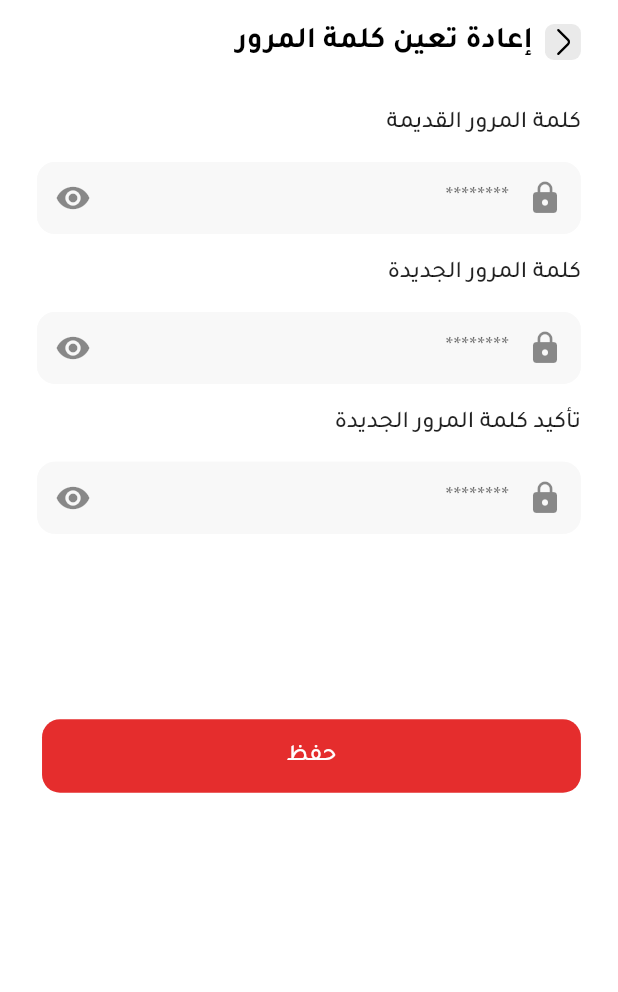
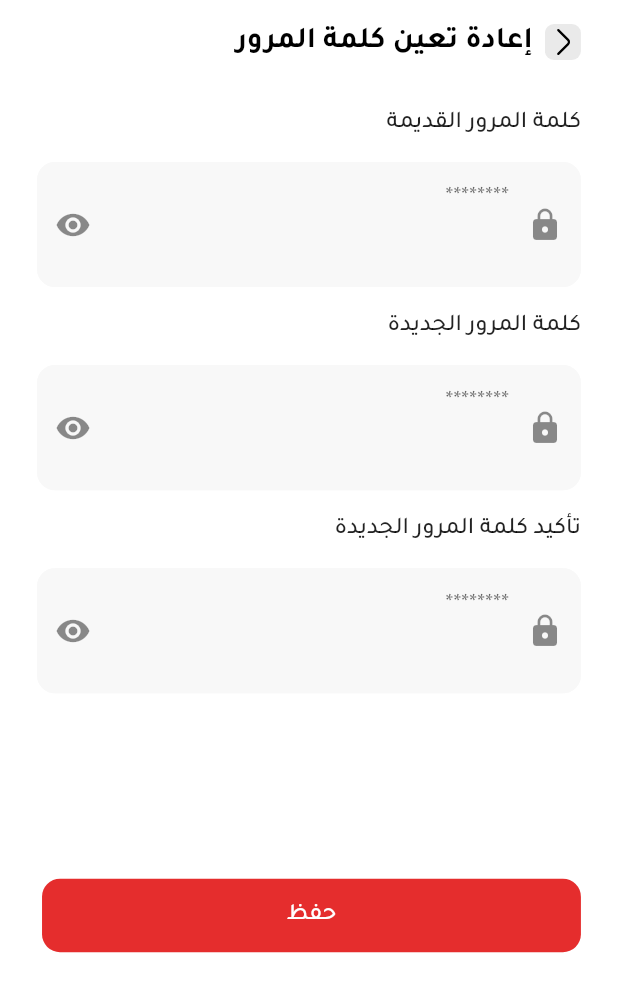
Before and after one commit to khaledmurtaja/graduationProject, a Flutter app: the ResetPasswordScreen screen opened by its route, on a phone screen of 412 x 824 dp. Shown: the top 992 px of the screen. Run offline on Flutter 3.47's test engine with Material 2 defaults, Android fonts, the phone set to English and light mode, and no system bars; our stand-ins replace carousel_slider, flutter_screenutil, flutter_svg, get, smooth_page_indicator.

Commit message:
some modifications

```diff
--- a/lib/App/modules/resetPassword/page.dart
+++ b/lib/App/modules/resetPassword/page.dart
@@ -49,6 +49,7 @@ class ResetPasswordScreen extends GetView<ResetPasswordScreenController> {
                 hint: '********',
                 isPassword: true,
                 width: getMediaQueryWidth(context: context, value: 327),
+                height: getMediaQueryHeight(context: context, value: 48),
                 suffixIcon: IconButton(
                   icon: Icon(controller.securePassword
                       ? Icons.remove_red_eye
@@ -76,6 +77,7 @@ class ResetPasswordScreen extends GetView<ResetPasswordScreenController> {
                 hint: '********',
                 isPassword: true,
                 width: getMediaQueryWidth(context: context, value: 327),
+                height: getMediaQueryHeight(context: context, value: 48),
                 suffixIcon: IconButton(
                   icon: Icon(controller.securePassword
                       ? Icons.remove_red_eye
@@ -103,6 +105,7 @@ class ResetPasswordScreen extends GetView<ResetPasswordScreenController> {
                 hint: '********',
                 isPassword: true,
                 width: getMediaQueryWidth(context: context, value: 327),
+                height: getMediaQueryHeight(context: context, value: 48),
                 suffixIcon: IconButton(
                   icon: Icon(controller.securePassword
                       ? Icons.remove_red_eye
@@ -133,8 +136,7 @@ class ResetPasswordScreen extends GetView<ResetPasswordScreenController> {
                                 context: context, value: 28),
                           ),
                           child: Column(
-                                mainAxisSize: MainAxisSize.min,
-
+                            mainAxisSize: MainAxisSize.min,
                             children: [
                               SvgPicture.asset(
                                 "assets/images/icons/verifySuccessfully.svg",
--- a/lib/main.dart
+++ b/lib/main.dart
@@ -11,6 +11,8 @@ import 'App/modules/home/binding.dart';
 import 'App/modules/home/page.dart';
 import 'App/modules/profile/binding.dart';
 import 'App/modules/profile/page.dart';
+import 'App/modules/resetPassword/binding.dart';
+import 'App/modules/resetPassword/page.dart';
 
 void main() {
   runApp(const MyApp());
@@ -35,7 +37,8 @@ class MyApp extends StatelessWidget {
           // home: ProfileScreen(),
           initialBinding: HomeBinding(),
           home: HomeScreen(),
-          // home: DonationRequestDetailsScreen(),
+          // home: ResetPasswordScreen(),
+          // initialBinding: ResetPasswordBinding(),
         );
       },
     );
```
